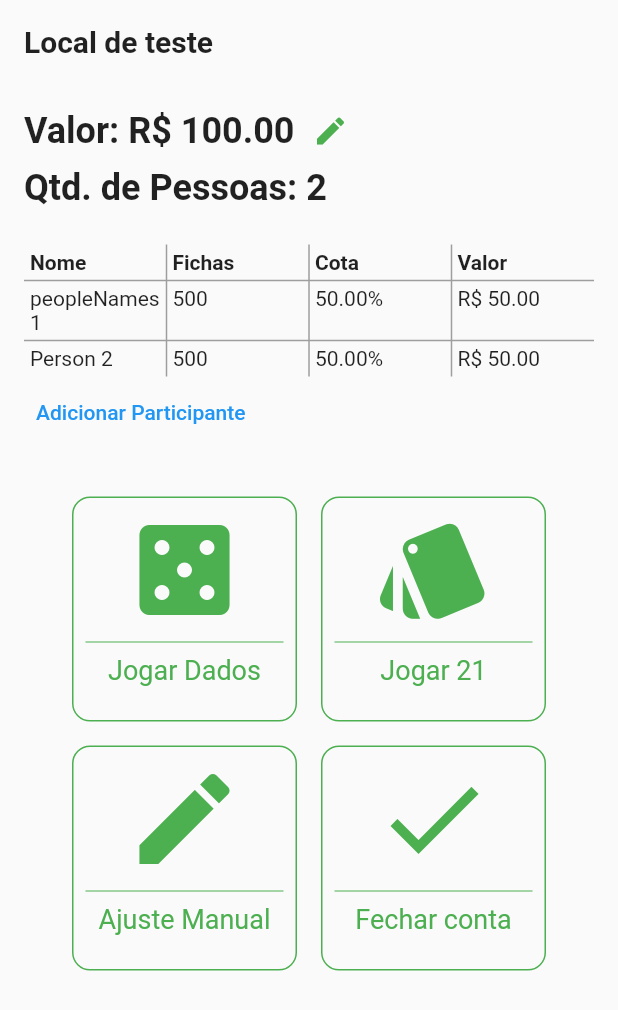
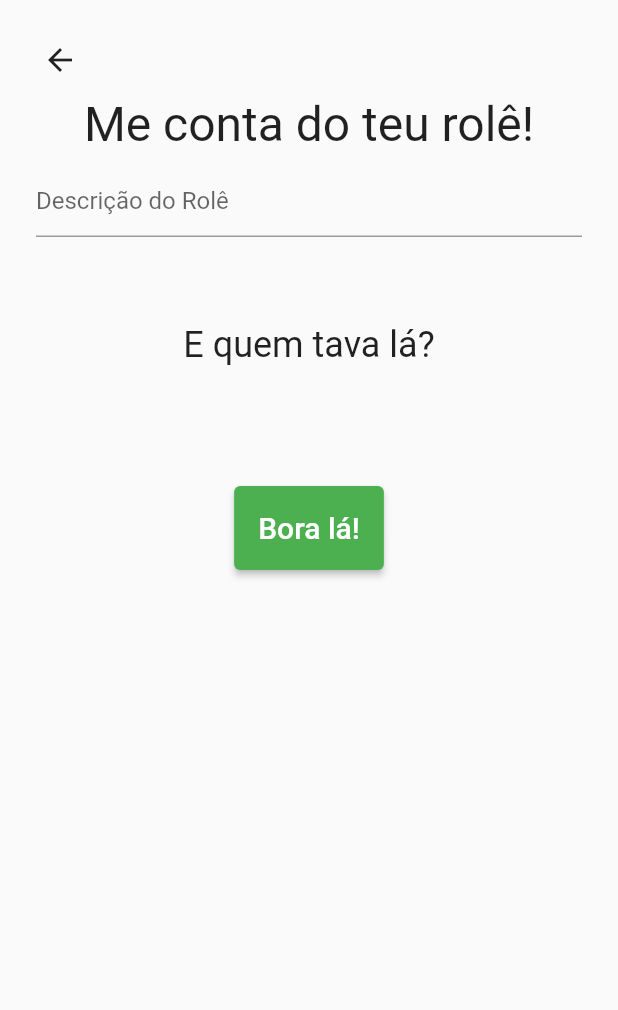
Before and after one commit to rodrigo-samenezes/casino_pay, a Flutter app: the screen it shows after launch, after a tap on "Começar", on a phone screen of 412 x 824 dp. Shown: the top 1010 px of the screen. Run offline on Flutter 3.47's test engine with Material 2 defaults, Android fonts, the light colour scheme and no system bars.

Commit message:
last Update

```diff
--- a/lib/screens/HomeScreen/HomeScreen.dart
+++ b/lib/screens/HomeScreen/HomeScreen.dart
@@ -20,12 +20,12 @@ class HomeScreen extends StatelessWidget {
         PrimaryButton(
             label: "Começar",
             onPressed: () {
-              //Navigator.pushNamed(context, '/night_out_register');
-              Navigator.pushNamed(
-                  context,
-                  GamePlayScreen.route,
-                  arguments: GamePlayScreenNavParams(peopleNames: ["peopleNames 1", "Person 2"], localName: "Local de teste")
-              );
+              Navigator.pushNamed(context, '/night_out_register');
+              // Navigator.pushNamed(
+              //     context,
+              //     GamePlayScreen.route,
+              //     arguments: GamePlayScreenNavParams(peopleNames: ["peopleNames 1", "Person 2"], localName: "Local de teste")
+              // );
             }),
         SizedBox(
           height: 30,
--- a/lib/screens/NightOutRegisterScreen/NightOutRegisterScreen.dart
+++ b/lib/screens/NightOutRegisterScreen/NightOutRegisterScreen.dart
@@ -27,10 +27,9 @@ class NightOutRegisterScreen extends StatelessWidget {
               height: 50,
             ),
             Text(
-              'Quantidade de Pessoas',
-              style: TextStyle(fontSize: 28.0),
+              'E quem tava lá?',
+              style: TextStyle(fontSize: 24.0),
             ),
-            PersonsList(),
             Container(
               height: 80,
             ),
@@ -38,11 +37,10 @@ class NightOutRegisterScreen extends StatelessWidget {
               child: PrimaryButton(
                 label: "Bora lá!",
                 onPressed: () {
-                  Navigator.pushNamed(
-                      context,
-                      GamePlayScreen.route,
-                      arguments: GamePlayScreenNavParams(peopleNames: ["peopleNames 1", "Person 2"], localName: "Local de teste")
-                  ); //total_value
+                  Navigator.pushNamed(context, GamePlayScreen.route,
+                      arguments: GamePlayScreenNavParams(
+                          peopleNames: ["João", "Flávio"],
+                          localName: 'Bar do Nelson')); //total_value
                 },
               ),
             )
```
